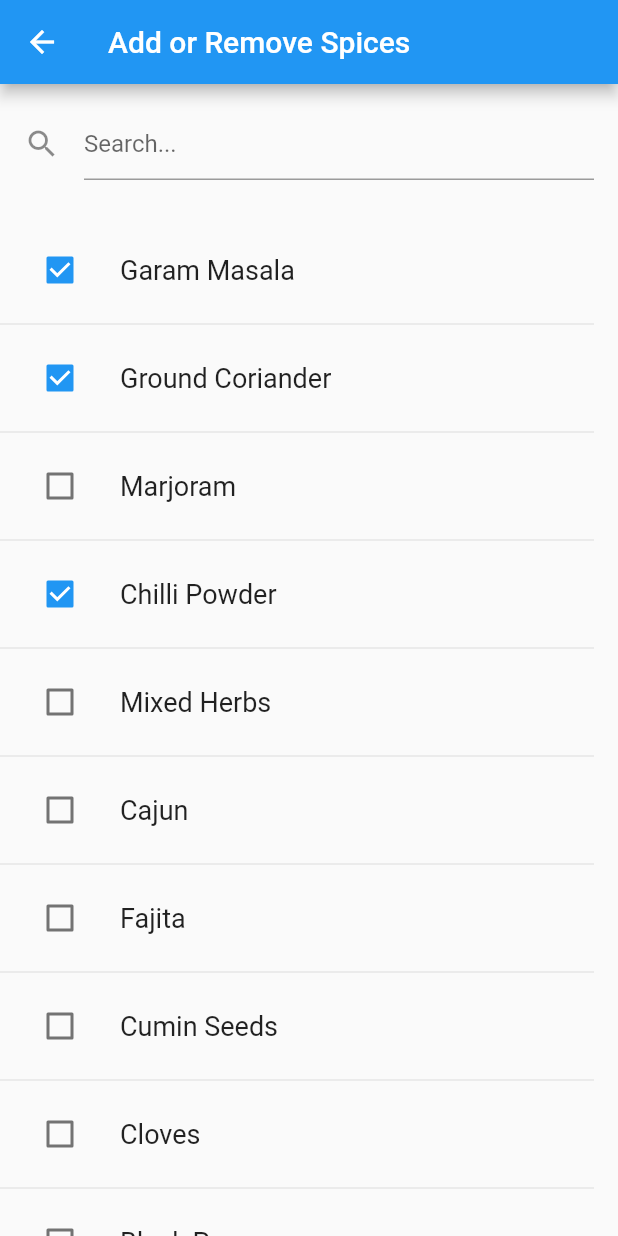
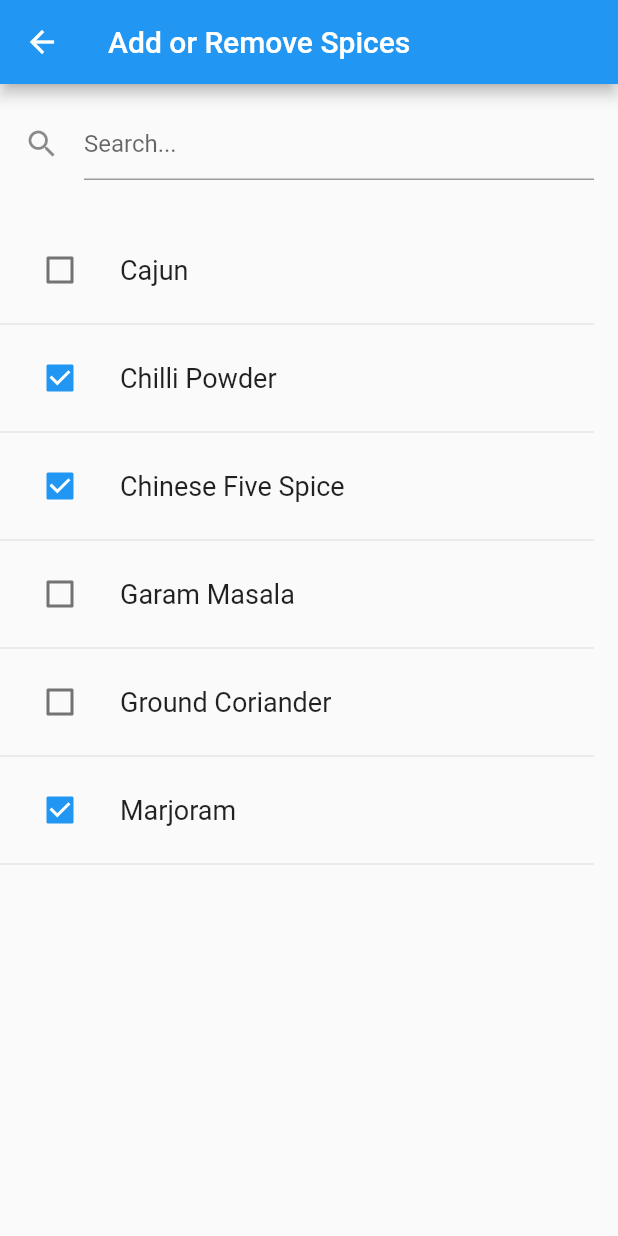
Before and after one commit to tom-marchant/spice-rack, a Flutter app: the screen it shows after launch, after a tap on the "add" icon, on a phone screen of 412 x 824 dp. Run offline on Flutter 3.47's test engine with Material 2 defaults, Android fonts, the phone set to English and light mode, and no system bars.

Commit message:
Add filtering support

```diff
--- /dev/null
+++ b/lib/data.dart
@@ -0,0 +1,31 @@
+import 'domain.dart';
+
+final consumables = [
+  Consumable("Garam Masala"),
+  Consumable("Ground Coriander"),
+  Consumable("Marjoram"),
+  Consumable("Chilli Powder"),
+  Consumable("Mixed Herbs"),
+  Consumable("Cajun"),
+  Consumable("Fajita"),
+  Consumable("Cumin Seeds"),
+  Consumable("Cloves"),
+  Consumable("Black Peppercorns"),
+  Consumable("Ground Ginger"),
+  Consumable("Chinese Five Spice"),
+];
+
+List<SelectedConsumable> selectedConsumables = [
+  SelectedConsumable.full(consumables[0]),
+  SelectedConsumable.full(consumables[1]),
+  SelectedConsumable.full(consumables[3])
+];
+
+final storedConsumables = [
+  StoredConsumable("Garam Masala", null),
+  StoredConsumable("Ground Coriander", null),
+  StoredConsumable("Marjoram", StoredConsumableUserData(Level.full)),
+  StoredConsumable("Chilli Powder", StoredConsumableUserData(Level.half)),
+  StoredConsumable("Chinese Five Spice", StoredConsumableUserData(Level.low)),
+  StoredConsumable("Cajun", null)
+];
--- /dev/null
+++ b/lib/domain.dart
@@ -0,0 +1,96 @@
+import 'dart:io';
+
+import 'package:path_provider/path_provider.dart';
+
+abstract class ConsumablesSource {
+  List<StoredConsumable> get();
+}
+
+class BasicConsumablesSource extends ConsumablesSource {
+  final List<StoredConsumable> _consumables;
+
+  BasicConsumablesSource(this._consumables);
+
+  @override
+  List<StoredConsumable> get() {
+    return _consumables;
+  }
+}
+
+class FileSystemConsumablesSource extends ConsumablesSource {
+
+  Future<String> get _localPath async {
+    final directory = await getApplicationDocumentsDirectory();
+    return directory.path;
+  }
+
+  Future<File> get _localFile async {
+    final path = await _localPath;
+    return File('$path/consumables.json');
+  }
+
+  @override
+  List<StoredConsumable> get() {
+    return null;
+  }
+}
+
+class StoredConsumable {
+  final String name;
+  StoredConsumableUserData userData;
+
+  StoredConsumable(this.name, this.userData);
+}
+
+class StoredConsumableUserData {
+  Level level;
+  StoredConsumableUserData(this.level);
+}
+
+class Consumable implements Comparable<Consumable> {
+  final String name;
+
+  Consumable(this.name);
+
+  @override
+  int compareTo(Consumable other) {
+    return this.name.compareTo(other.name);
+  }
+
+  @override
+  bool operator ==(other) {
+    return (other is Consumable && this.name == other.name);
+  }
+
+  @override
+  int get hashCode => name.hashCode;
+}
+
+class SelectedConsumable implements Comparable<SelectedConsumable> {
+  final Consumable consumable;
+  Level level;
+
+  SelectedConsumable(this.consumable, this.level);
+  SelectedConsumable.full(Consumable consumable) : this(consumable, Level.full);
+
+  @override
+  int compareTo(SelectedConsumable other) {
+    return this.consumable.compareTo(other.consumable);
+  }
+
+  void cycleLevel() {
+    switch (this.level) {
+      case Level.full:
+        this.level = Level.half;
+        break;
+      case Level.half:
+        this.level = Level.low;
+        break;
+      case Level.low:
+        this.level = Level.full;
+        break;
+    }
+  }
+}
+
+enum Level { full, half, low }
--- a/lib/main.dart
+++ b/lib/main.dart
@@ -1,29 +1,7 @@
 import 'package:flutter/material.dart';
+import 'widgets.dart';
 
-void main() => runApp(MaterialApp(home: SpiceRackApp()));
-
-final biggerFont = const TextStyle(fontSize: 18.0);
-
-final consumables = [
-  Consumable("Garam Masala"),
-  Consumable("Ground Coriander"),
-  Consumable("Marjoram"),
-  Consumable("Chilli Powder"),
-  Consumable("Mixed Herbs"),
-  Consumable("Cajun"),
-  Consumable("Fajita"),
-  Consumable("Cumin Seeds"),
-  Consumable("Cloves"),
-  Consumable("Black Peppercorns"),
-  Consumable("Ground Ginger"),
-  Consumable("Chinese Five Spice"),
-];
-
-List<SelectedConsumable> selectedConsumables = [
-  SelectedConsumable.full(consumables[0]),
-  SelectedConsumable.full(consumables[1]),
-  SelectedConsumable.full(consumables[3])
-];
+void main() => runApp(SpiceRackApp());
 
 class SpiceRackApp extends StatelessWidget {
   @override
@@ -31,169 +9,3 @@ class SpiceRackApp extends StatelessWidget {
     return MaterialApp(title: 'Spice Rack', home: SelectedConsumables());
   }
 }
-
-void showAddView(BuildContext context) {
-  Navigator.push(context,
-      MaterialPageRoute<void>(builder: (BuildContext context) {
-    return Consumables();
-  }));
-}
-
-class SelectedConsumablesState extends State<SelectedConsumables> {
-  @override
-  Widget build(BuildContext context) {
-    return Scaffold(
-      appBar: AppBar(
-        title: Text('Spice Rack'),
-      ),
-      body: _buildList(),
-      floatingActionButton: FloatingActionButton(
-          onPressed: () => showAddView(context), child: Icon(Icons.add)),
-    );
-  }
-
-  Widget _buildList() {
-    return ListView.builder(
-        padding: const EdgeInsets.all(16.0),
-        itemCount: selectedConsumables.length * 2,
-        itemBuilder: /*1*/ (context, i) {
-          if (i.isOdd) return Divider();
-          final index = i ~/ 2;
-
-          return _buildRow(selectedConsumables[index]);
-        });
-  }
-
-  Widget _buildRow(SelectedConsumable consumable) {
-    final _selectedConsumable = consumable;
-    return ListTile(
-        title: Text(
-          _selectedConsumable.consumable.name,
-          style: biggerFont,
-        ),
-        leading: getIcon(_selectedConsumable),
-        onTap: () {
-          setState(() {
-            _selectedConsumable.cycleLevel();
-          });
-        });
-  }
-
-  Icon getIcon(SelectedConsumable consumable) {
-    switch (consumable.level) {
-      case Level.full:
-        return Icon(
-            Icons.brightness_1,
-            color: Colors.green);
-      case Level.half:
-        return Icon(
-            Icons.brightness_2,
-            color: Colors.amber);
-      case Level.low:
-        return Icon(
-          Icons.brightness_3,
-          color: Colors.red,
-        );
-    }
-  }
-}
-
-class SelectedConsumables extends StatefulWidget {
-  @override
-  SelectedConsumablesState createState() => new SelectedConsumablesState();
-// TODO Add build() method
-}
-
-class ConsumablesState extends State<Consumables> {
-  @override
-  Widget build(BuildContext context) {
-    return Scaffold(
-      appBar: AppBar(title: Text('Add or Remove Spices')),
-      body: Column(children: [
-        Padding(
-            padding: EdgeInsets.all(16.0),
-            child: TextField(
-              decoration: InputDecoration(
-                  icon: Icon(Icons.search), hintText: 'Search...'),
-            )),
-        Expanded(
-            child: _buildList())
-      ]),
-    );
-  }
-
-  Widget _buildList() {
-    return ListView.builder(
-        padding: const EdgeInsets.fromLTRB(0, 16, 16, 16),
-        itemCount: consumables.length * 2,
-        itemBuilder: /*1*/ (context, i) {
-          if (i.isOdd) return Divider();
-          final index = i ~/ 2;
-
-          return _buildRow(consumables[index]);
-        });
-  }
-
-  Widget _buildRow(Consumable consumable) {
-    final _consumable = consumable;
-    return ListTile(
-        title: Text(
-          _consumable.name,
-          style: biggerFont,
-        ),
-        leading: Checkbox(
-            value: _isSelected(_consumable),
-            onChanged: (bool) {
-              setState(() {
-                if (_isSelected(consumable)) {
-                  SelectedConsumable selectedConsumable = selectedConsumables
-                      .firstWhere((e) => e.consumable == consumable);
-                  selectedConsumables.remove(selectedConsumable);
-                } else {
-                  selectedConsumables.add(SelectedConsumable.full(consumable));
-                }
-              });
-            }));
-  }
-
-  bool _isSelected(Consumable consumable) {
-    return selectedConsumables.map((f) => f.consumable).contains(consumable);
-  }
-}
-
-class Consumables extends StatefulWidget {
-  @override
-  ConsumablesState createState() => new ConsumablesState();
-// TODO Add build() method
-}
-
-enum Level { full, half, low }
-
-class Consumable {
-  final String name;
-
-  Consumable(this.name);
-}
-
-class SelectedConsumable {
-  final Consumable consumable;
-  Level level;
-
-  SelectedConsumable(this.consumable, this.level);
-
-  SelectedConsumable.full(Consumable consumable) : this(consumable, Level.full);
-
-  void cycleLevel() {
-    switch (this.level) {
-      case Level.full:
-        this.level = Level.half;
-        break;
-      case Level.half:
-        this.level = Level.low;
-        break;
-      case Level.low:
-        this.level = Level.full;
-        break;
-    }
-  }
-}
--- /dev/null
+++ b/lib/providers.dart
@@ -0,0 +1,60 @@
+import 'domain.dart';
+
+class ConsumablesProvider {
+  List<Consumable> _allConsumables;
+  List<SelectedConsumable> _selectedConsumables;
+
+  ConsumablesProvider(ConsumablesSource source) {
+    _allConsumables = source.get()
+        .map((storedConsumable) => Consumable(storedConsumable.name))
+        .toList()
+        ..sort();
+
+    _selectedConsumables = source.get()
+        .where((storedConsumable) => storedConsumable.userData != null)
+        .toList()
+        .map((storedConsumable) {
+          var consumable = _allConsumables.firstWhere((consumable) => consumable.name == storedConsumable.name);
+          return SelectedConsumable(consumable, storedConsumable.userData.level);
+        })
+        .toList()
+        ..sort();
+  }
+
+  List<Consumable> getAll() {
+    return _allConsumables;
+  }
+
+  List<SelectedConsumable> getSelected() {
+    return _selectedConsumables;
+  }
+
+  List<Consumable> getFiltered(String filter) {
+    filter = filter.toLowerCase();
+    return _allConsumables
+        .where((consumable) => consumable.name.toLowerCase().contains(filter))
+        .toList();
+  }
+
+  bool isSelected(Consumable consumable) {
+    return _selectedConsumables.map((f) => f.consumable).contains(consumable);
+  }
+
+  void setSelected(Consumable consumable, bool selected) {
+    bool previouslySelected = isSelected(consumable);
+
+    if (selected) {
+      if (!previouslySelected) {
+        _selectedConsumables
+            .add(SelectedConsumable.full(consumable));
+        _selectedConsumables.sort();
+      }
+    } else {
+      if (previouslySelected) {
+        _selectedConsumables = _selectedConsumables.where((
+            selectedConsumable) => selectedConsumable.consumable != consumable)
+            .toList();
+      }
+    }
+  }
+}
--- /dev/null
+++ b/lib/widgets.dart
@@ -0,0 +1,152 @@
+import 'package:flutter/material.dart';
+
+import 'data.dart';
+import 'domain.dart';
+import 'providers.dart';
+
+final _consumablesSource = BasicConsumablesSource(storedConsumables);
+final _consumablesProvider = ConsumablesProvider(_consumablesSource);
+
+final _biggerFont = const TextStyle(fontSize: 18.0);
+
+void showAddView(BuildContext context, Widget widget) {
+  Navigator.push(context,
+      MaterialPageRoute<void>(builder: (BuildContext context) {
+    return widget;
+  }));
+}
+
+class Consumables extends StatefulWidget {
+  @override
+  ConsumablesState createState() => new ConsumablesState();
+// TODO Add build() method
+}
+
+class ConsumablesState extends State<Consumables> {
+
+  String _searchText = "";
+
+  @override
+  Widget build(BuildContext context) {
+    return Scaffold(
+      appBar: AppBar(title: Text('Add or Remove Spices')),
+      body: Column(children: [
+        Padding(
+            padding: EdgeInsets.all(16.0),
+            child: TextField(
+              decoration:
+              InputDecoration(icon: Icon(Icons.search), hintText: 'Search...'),
+              onChanged: ((searchText) {
+                setSearchText(searchText);
+              }),
+            )),
+        Expanded(child: _buildList())
+      ]),
+    );
+  }
+
+  Widget _buildList() {
+    List<Consumable> consumables;
+
+    print("Building consumables list. _searchText=$_searchText");
+
+    if (_searchText == "") {
+      consumables = _consumablesProvider.getAll();
+    } else {
+      consumables = _consumablesProvider.getFiltered(_searchText);
+    }
+
+    return ListView.builder(
+        padding: const EdgeInsets.fromLTRB(0, 16, 16, 16),
+        itemCount: consumables.length * 2,
+        itemBuilder: /*1*/ (context, i) {
+          if (i.isOdd) return Divider();
+          final index = i ~/ 2;
+
+          return _buildRow(consumables[index]);
+        });
+  }
+
+  void setSearchText(searchText) {
+    print("Setting searchText: $searchText");
+    setState(() => this._searchText = searchText);
+  }
+
+  Widget _buildRow(Consumable consumable) {
+    final _consumable = consumable;
+    return ListTile(
+        title: Text(
+          _consumable.name,
+          style: _biggerFont,
+        ),
+        leading: Checkbox(
+            value: _consumablesProvider.isSelected(_consumable),
+            onChanged: (selected) {
+              setState(() {
+                _consumablesProvider.setSelected(_consumable, selected);
+              });
+            }));
+  }
+}
+
+class SelectedConsumables extends StatefulWidget {
+  @override
+  SelectedConsumablesState createState() => new SelectedConsumablesState();
+// TODO Add build() method
+}
+
+class SelectedConsumablesState extends State<SelectedConsumables> {
+  @override
+  Widget build(BuildContext context) {
+    return Scaffold(
+      appBar: AppBar(
+        title: Text('Spice Rack'),
+      ),
+      body: _buildList(),
+      floatingActionButton: FloatingActionButton(
+          onPressed: () => showAddView(context, Consumables()),
+          child: Icon(Icons.add)),
+    );
+  }
+
+  Widget _buildList() {
+    List<SelectedConsumable> selectedConsumables =
+        _consumablesProvider.getSelected();
+
+    return ListView.builder(
+        padding: const EdgeInsets.all(16.0),
+        itemCount: selectedConsumables.length * 2,
+        itemBuilder: /*1*/ (context, i) {
+          if (i.isOdd) return Divider();
+          final index = i ~/ 2;
+
+          return _buildRow(selectedConsumables[index]);
+        });
+  }
+
+  Widget _buildRow(SelectedConsumable consumable) {
+    final _selectedConsumable = consumable;
+    return ListTile(
+        title: Text(
+          _selectedConsumable.consumable.name,
+          style: _biggerFont,
+        ),
+        leading: getIcon(_selectedConsumable),
+        onTap: () {
+          setState(() {
+            _selectedConsumable.cycleLevel();
+          });
+        });
+  }
+
+  Icon getIcon(SelectedConsumable consumable) {
+    switch (consumable.level) {
+      case Level.full:
+        return Icon(Icons.brightness_1, color: Colors.green);
+      case Level.half:
+        return Icon(Icons.brightness_2, color: Colors.amber);
+      case Level.low:
+        return Icon(Icons.brightness_3, color: Colors.red);
+    }
+  }
+}
--- a/pubspec.yaml
+++ b/pubspec.yaml
@@ -15,6 +15,7 @@ environment:
 dependencies:
   flutter:
     sdk: flutter
+  path_provider: 0.5.0
 
   # The following adds the Cupertino Icons font to your application.
   # Use with the CupertinoIcons class for iOS style icons.
@@ -23,7 +24,6 @@ dependencies:
 dev_dependencies:
   flutter_test:
     sdk: flutter
-
 
 # For information on the generic Dart part of this file, see the
 # following page: https://www.dartlang.org/tools/pub/pubspec
```
Also changed, not shown: 2 other files.
